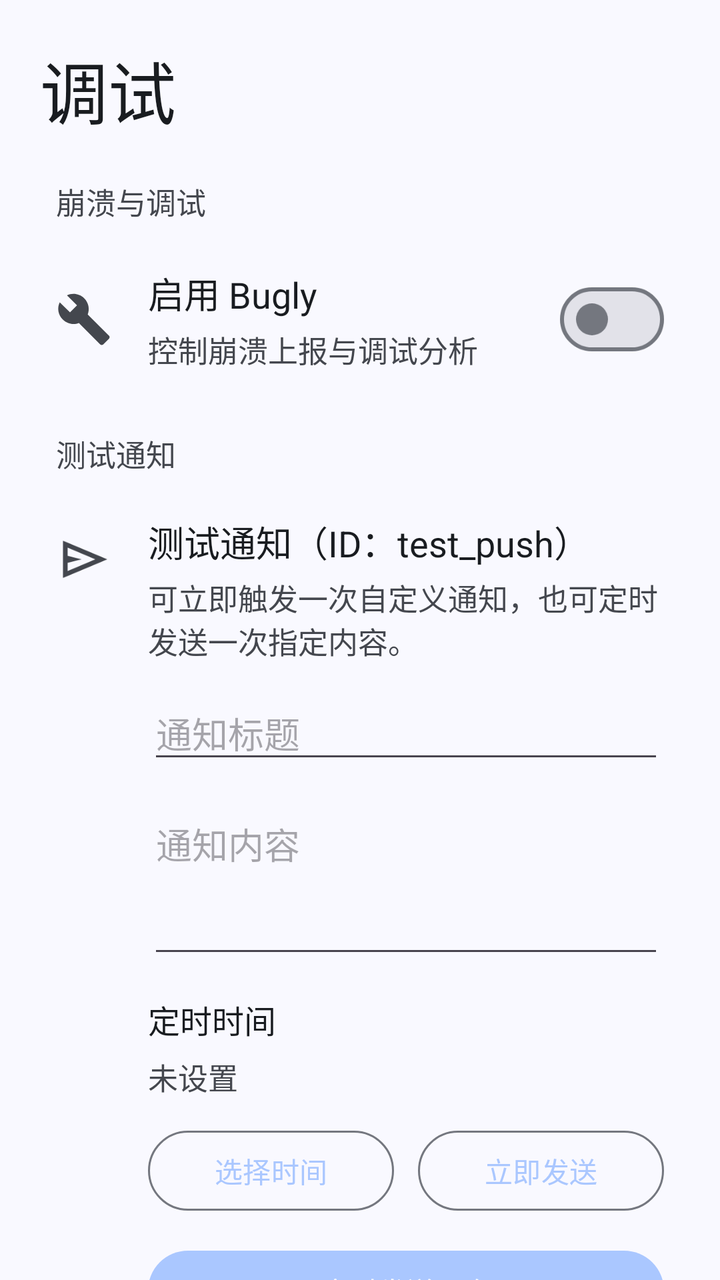
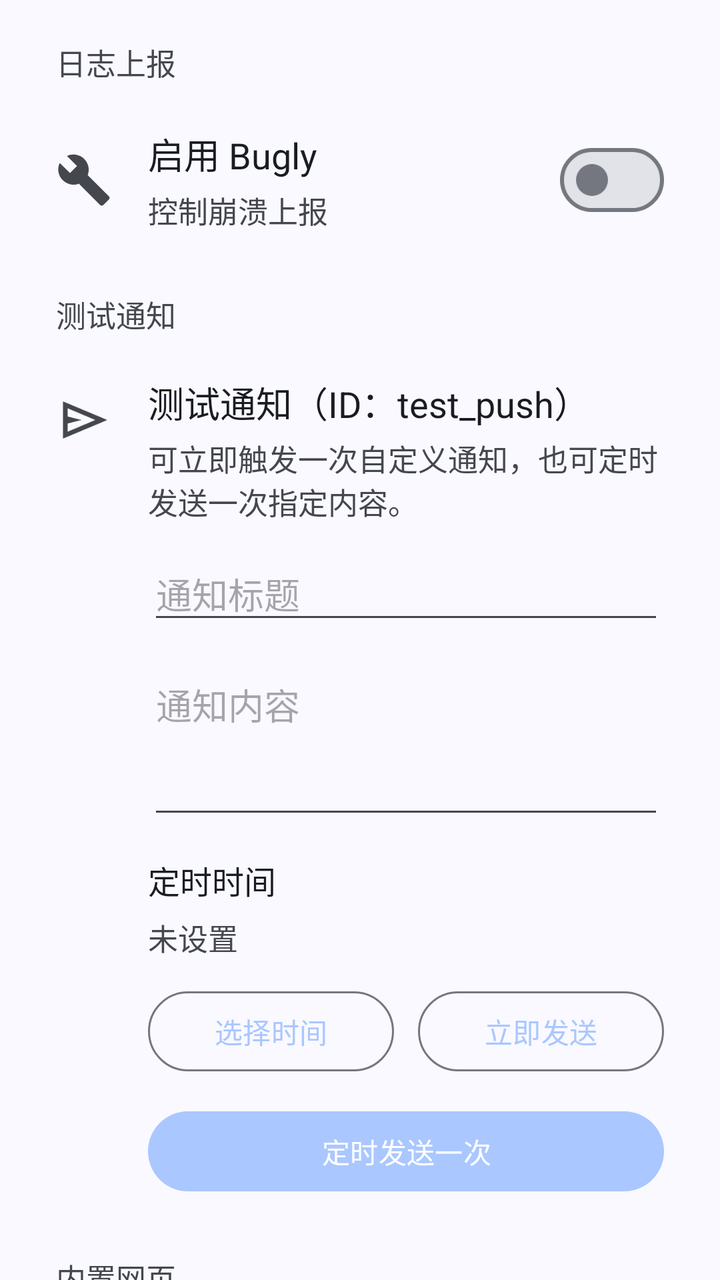

The first picture is an Android layout as it rendered before a commit; the second is the same layout after the commit. The layout source and the unified diff follow.
<!-- AndroidManifest.xml: application theme Theme.Simpfun -->
<!-- res/layout/fragment_debug.xml -->
<?xml version="1.0" encoding="utf-8"?>
<androidx.core.widget.NestedScrollView xmlns:android="http://schemas.android.com/apk/res/android"
    xmlns:app="http://schemas.android.com/apk/res-auto"
    android:id="@+id/scroll_debug"
    android:layout_width="match_parent"
    android:layout_height="match_parent"
    android:background="?attr/colorSurface"
    android:scrollbars="none">

    <LinearLayout
        android:layout_width="match_parent"
        android:layout_height="wrap_content"
        android:orientation="vertical"
        android:paddingStart="20dp"
        android:paddingTop="20dp"
        android:paddingEnd="20dp"
        android:paddingBottom="96dp">

        <TextView
            android:id="@+id/tv_debug_title"
            android:layout_width="wrap_content"
            android:layout_height="wrap_content"
            android:text="调试"
            android:textSize="34sp"
            android:textColor="?attr/colorOnSurface"
            android:layout_marginBottom="20dp" />

        <TextView
            android:layout_width="wrap_content"
            android:layout_height="wrap_content"
            android:text="崩溃与调试"
            android:textSize="15sp"
            android:textColor="?attr/colorOnSurfaceVariant"
            android:layout_marginStart="8dp"
            android:layout_marginBottom="10dp" />

        <LinearLayout
            android:layout_width="match_parent"
            android:layout_height="wrap_content"
            android:minHeight="76dp"
            android:orientation="horizontal"
            android:gravity="center_vertical"
            android:paddingHorizontal="8dp"
            android:paddingVertical="10dp">

            <ImageView
                android:layout_width="28dp"
                android:layout_height="28dp"
                android:layout_marginEnd="18dp"
                android:src="@drawable/ic_build_24"
                android:contentDescription="Bugly"
                app:tint="?attr/colorOnSurfaceVariant" />

            <LinearLayout
                android:layout_width="0dp"
                android:layout_height="wrap_content"
                android:layout_weight="1"
                android:orientation="vertical">

                <TextView
                    android:layout_width="wrap_content"
                    android:layout_height="wrap_content"
                    android:text="启用 Bugly"
                    android:textSize="18sp"
                    android:textColor="?attr/colorOnSurface" />

                <TextView
                    android:layout_width="wrap_content"
                    android:layout_height="wrap_content"
                    android:layout_marginTop="4dp"
                    android:text="控制崩溃上报与调试分析"
                    android:textSize="15sp"
                    android:textColor="?attr/colorOnSurfaceVariant" />
            </LinearLayout>

            <com.google.android.material.materialswitch.MaterialSwitch
                android:id="@+id/switch_bugly"
                android:layout_width="wrap_content"
                android:layout_height="wrap_content" />
        </LinearLayout>

        <TextView
            android:layout_width="wrap_content"
            android:layout_height="wrap_content"
            android:text="测试通知"
            android:textSize="15sp"
            android:textColor="?attr/colorOnSurfaceVariant"
            android:layout_marginStart="8dp"
            android:layout_marginTop="18dp"
            android:layout_marginBottom="10dp" />

        <LinearLayout
            android:layout_width="match_parent"
            android:layout_height="wrap_content"
            android:orientation="vertical"
            android:paddingHorizontal="8dp"
            android:paddingVertical="10dp">

            <LinearLayout
                android:layout_width="match_parent"
                android:layout_height="wrap_content"
                android:orientation="horizontal"
                android:gravity="top">

                <ImageView
                    android:layout_width="28dp"
                    android:layout_height="28dp"
                    android:layout_marginEnd="18dp"
                    android:layout_marginTop="8dp"
                    android:src="@drawable/ic_send"
                    android:contentDescription="测试通知"
                    app:tint="?attr/colorOnSurfaceVariant" />

                <LinearLayout
                    android:layout_width="0dp"
                    android:layout_height="wrap_content"
                    android:layout_weight="1"
                    android:orientation="vertical">

                    <TextView
                        android:layout_width="wrap_content"
                        android:layout_height="wrap_content"
                        android:text="测试通知（ID：test_push）"
                        android:textSize="18sp"
                        android:textColor="?attr/colorOnSurface" />

                    <TextView
                        android:layout_width="wrap_content"
                        android:layout_height="wrap_content"
                        android:layout_marginTop="4dp"
                        android:text="可立即触发一次自定义通知，也可定时发送一次指定内容。"
                        android:textSize="15sp"
                        android:textColor="?attr/colorOnSurfaceVariant" />

                    <EditText
                        android:id="@+id/et_notification_title"
                        android:layout_width="match_parent"
                        android:layout_height="wrap_content"
                        android:layout_marginTop="12dp"
                        android:hint="通知标题"
                        android:singleLine="true"
                        android:inputType="textCapSentences" />

                    <EditText
                        android:id="@+id/et_notification_content"
                        android:layout_width="match_parent"
                        android:layout_height="wrap_content"
                        android:layout_marginTop="12dp"
                        android:gravity="top|start"
                        android:hint="通知内容"
                        android:inputType="textCapSentences|textMultiLine"
                        android:minLines="3" />

                    <TextView
                        android:layout_width="wrap_content"
                        android:layout_height="wrap_content"
                        android:layout_marginTop="14dp"
                        android:text="定时时间"
                        android:textColor="?attr/colorOnSurface"
                        android:textSize="16sp" />

                    <TextView
                        android:id="@+id/tv_notification_time_value"
                        android:layout_width="wrap_content"
                        android:layout_height="wrap_content"
                        android:layout_marginTop="6dp"
                        android:text="未设置"
                        android:textColor="?attr/colorOnSurfaceVariant"
                        android:textSize="15sp" />

                    <LinearLayout
                        android:layout_width="match_parent"
                        android:layout_height="wrap_content"
                        android:layout_marginTop="12dp"
                        android:orientation="horizontal">

                        <com.google.android.material.button.MaterialButton
                            android:id="@+id/btn_pick_notification_time"
                            style="?attr/materialButtonOutlinedStyle"
                            android:layout_width="0dp"
                            android:layout_height="wrap_content"
                            android:layout_weight="1"
                            android:text="选择时间" />

                        <Space
                            android:layout_width="12dp"
                            android:layout_height="0dp" />

                        <com.google.android.material.button.MaterialButton
                            android:id="@+id/btn_send_test_notification"
                            style="?attr/materialButtonOutlinedStyle"
                            android:layout_width="0dp"
                            android:layout_height="wrap_content"
                            android:layout_weight="1"
                            android:text="立即发送" />
                    </LinearLayout>

                    <com.google.android.material.button.MaterialButton
                        android:id="@+id/btn_schedule_test_notification"
                        style="?attr/materialButtonStyle"
                        android:layout_width="match_parent"
                        android:layout_height="wrap_content"
                        android:layout_marginTop="12dp"
                        android:text="定时发送一次" />
                </LinearLayout>
            </LinearLayout>
        </LinearLayout>

        <TextView
            android:layout_width="wrap_content"
            android:layout_height="wrap_content"
            android:text="内置网页"
            android:textSize="15sp"
            android:textColor="?attr/colorOnSurfaceVariant"
            android:layout_marginStart="8dp"
            android:layout_marginTop="18dp"
            android:layout_marginBottom="10dp" />

        <LinearLayout
            android:layout_width="match_parent"
            android:layout_height="wrap_content"
            android:orientation="vertical"
            android:paddingHorizontal="8dp"
            android:paddingVertical="10dp">

            <LinearLayout
                android:layout_width="match_parent"
                android:layout_height="wrap_content"
                android:orientation="horizontal"
                android:gravity="top">

                <ImageView
                    android:layout_width="28dp"
                    android:layout_height="28dp"
                    android:layout_marginEnd="18dp"
                    android:layout_marginTop="8dp"
                    android:src="@drawable/ic_web"
                    android:contentDescription="SWebView"
                    app:tint="?attr/colorOnSurfaceVariant" />

                <LinearLayout
                    android:layout_width="0dp"
                    android:layout_height="wrap_content"
                    android:layout_weight="1"
                    android:orientation="vertical">

                    <TextView
                        android:layout_width="wrap_content"
                        android:layout_height="wrap_content"
                        android:text="SWebView URL"
                        android:textSize="18sp"
                        android:textColor="?attr/colorOnSurface" />

                    <TextView
                        android:layout_width="wrap_content"
                        android:layout_height="wrap_content"
                        android:layout_marginTop="4dp"
                        android:text="输入地址并在内置浏览器中打开"
                        android:textSize="15sp"
                        android:textColor="?attr/colorOnSurfaceVariant" />

                    <EditText
                        android:id="@+id/et_web_url"
                        android:layout_width="match_parent"
                        android:layout_height="wrap_content"
                        android:layout_marginTop="12dp"
                        android:hint="输入要打开的网址，例如 https://example.com"
                        android:inputType="textUri"
                        android:singleLine="true" />

                    <com.google.android.material.button.MaterialButton
                        android:id="@+id/btn_open_swebview"
                        style="?attr/materialButtonOutlinedStyle"
                        android:layout_width="wrap_content"
                        android:layout_height="wrap_content"
                        android:layout_marginTop="12dp"
                        android:text="打开 SWebView" />
                </LinearLayout>
            </LinearLayout>
        </LinearLayout>

        <TextView
            android:layout_width="wrap_content"
            android:layout_height="wrap_content"
            android:text="Token"
            android:textSize="15sp"
            android:textColor="?attr/colorOnSurfaceVariant"
            android:layout_marginStart="8dp"
            android:layout_marginTop="18dp"
            android:layout_marginBottom="10dp" />

        <LinearLayout
            android:layout_width="match_parent"
            android:layout_height="wrap_content"
            android:orientation="vertical"
            android:paddingHorizontal="8dp"
            android:paddingVertical="10dp">

            <LinearLayout
                android:layout_width="match_parent"
                android:layout_height="wrap_content"
                android:orientation="horizontal"
                android:gravity="top">

                <ImageView
                    android:layout_width="28dp"
                    android:layout_height="28dp"
                    android:layout_marginEnd="18dp"
                    android:layout_marginTop="8dp"
                    android:src="@drawable/ic_code"
                    android:contentDescription="Token"
                    app:tint="?attr/colorOnSurfaceVariant" />

                <LinearLayout
                    android:layout_width="0dp"
                    android:layout_height="wrap_content"
                    android:layout_weight="1"
                    android:orientation="vertical">

                    <TextView
                        android:layout_width="wrap_content"
                        android:layout_height="wrap_content"
                        android:text="访问 Token"
                        android:textSize="18sp"
                        android:textColor="?attr/colorOnSurface" />

                    <TextView
                        android:layout_width="wrap_content"
                        android:layout_height="wrap_content"
                        android:layout_marginTop="4dp"
                        android:text="保存或清空本地 Token 以便调试"
                        android:textSize="15sp"
                        android:textColor="?attr/colorOnSurfaceVariant" />

                    <EditText
                        android:id="@+id/et_token"
                        android:layout_width="match_parent"
                        android:layout_height="wrap_content"
                        android:layout_marginTop="12dp"
                        android:hint="输入 Token"
                        android:singleLine="true"
                        android:inputType="text" />

                    <LinearLayout
                        android:layout_width="match_parent"
                        android:layout_height="wrap_content"
                        android:layout_marginTop="12dp"
                        android:orientation="horizontal">

                        <com.google.android.material.button.MaterialButton
                            android:id="@+id/btn_save_token"
                            style="?attr/materialButtonOutlinedStyle"
                            android:layout_width="0dp"
                            android:layout_height="wrap_content"
                            android:layout_weight="1"
                            android:text="保存" />

                        <Space
                            android:layout_width="12dp"
                            android:layout_height="0dp" />

                        <com.google.android.material.button.MaterialButton
                            android:id="@+id/btn_clear_token"
                            style="?attr/materialButtonOutlinedStyle"
                            android:layout_width="0dp"
                            android:layout_height="wrap_content"
                            android:layout_weight="1"
                            android:text="清空" />
                    </LinearLayout>
                </LinearLayout>
            </LinearLayout>
        </LinearLayout>
    </LinearLayout>
</androidx.core.widget.NestedScrollView>
<!-- resources referenced by this layout -->
<resources>
  <!-- drawable ic_code (drawable) -->
  <vector xmlns:android="http://schemas.android.com/apk/res/android"
      android:width="24dp"
      android:height="24dp"
      android:viewportWidth="24"
      android:viewportHeight="24">
    <path
        android:fillColor="@android:color/white"
        android:pathData="M9.4,16.6L4.8,12l4.6,-4.6L8,6l-6,6 6,6 1.4,-1.4zm5.2,0l4.6,-4.6 -4.6,-4.6L16,6l6,6 -6,6 -1.4,-1.4z"/>
  </vector>
  <!-- drawable ic_send (drawable) -->
  <vector xmlns:android="http://schemas.android.com/apk/res/android"
      android:width="24dp"
      android:height="24dp"
      android:viewportWidth="960"
      android:viewportHeight="960">
    <path
        android:pathData="M120,800v-640l760,320 -760,320ZM200,680 L674,480 200,280v140l240,60 -240,60v140ZM200,680v-400,400Z"
        android:fillColor="#1f1f1f"/>
  </vector>
  <color name="md_theme_primary">#AAC7FF</color>
  <color name="md_theme_onPrimary">#FFFFFF</color>
  <color name="md_theme_primaryContainer">#D6E3FF</color>
  <color name="md_theme_onPrimaryContainer">#284777</color>
  <color name="md_theme_secondary">#565F71</color>
  <color name="md_theme_onSecondary">#FFFFFF</color>
  <color name="md_theme_secondaryContainer">#DAE2F9</color>
  <color name="md_theme_onSecondaryContainer">#3E4759</color>
  <color name="md_theme_tertiary">#705575</color>
  <color name="md_theme_onTertiary">#FFFFFF</color>
  <color name="md_theme_tertiaryContainer">#FAD8FD</color>
  <color name="md_theme_onTertiaryContainer">#573E5C</color>
  <color name="md_theme_error">#BA1A1A</color>
  <color name="md_theme_onError">#FFFFFF</color>
  <color name="md_theme_errorContainer">#FFDAD6</color>
  <color name="md_theme_onErrorContainer">#93000A</color>
  <color name="md_theme_background">#F9F9FF</color>
  <color name="md_theme_onBackground">#191C20</color>
  <color name="md_theme_surface">#F9F9FF</color>
  <color name="md_theme_onSurface">#191C20</color>
  <color name="md_theme_surfaceVariant">#E0E2EC</color>
  <color name="md_theme_onSurfaceVariant">#44474E</color>
  <color name="md_theme_outline">#74777F</color>
  <color name="md_theme_outlineVariant">#C4C6D0</color>
  <color name="md_theme_inverseSurface">#2E3036</color>
  <color name="md_theme_inverseOnSurface">#F0F0F7</color>
  <color name="md_theme_inversePrimary">#AAC7FF</color>
  <color name="md_theme_primaryFixed">#D6E3FF</color>
  <color name="md_theme_onPrimaryFixed">#001B3E</color>
  <color name="md_theme_primaryFixedDim">#AAC7FF</color>
  <color name="md_theme_onPrimaryFixedVariant">#284777</color>
  <color name="md_theme_secondaryFixed">#DAE2F9</color>
  <color name="md_theme_onSecondaryFixed">#131C2B</color>
  <color name="md_theme_secondaryFixedDim">#BEC6DC</color>
  <color name="md_theme_onSecondaryFixedVariant">#3E4759</color>
  <color name="md_theme_tertiaryFixed">#FAD8FD</color>
  <color name="md_theme_onTertiaryFixed">#28132E</color>
  <color name="md_theme_tertiaryFixedDim">#DDBCE0</color>
  <color name="md_theme_onTertiaryFixedVariant">#573E5C</color>
  <color name="md_theme_surfaceDim">#D9D9E0</color>
  <color name="md_theme_surfaceBright">#F9F9FF</color>
  <color name="md_theme_surfaceContainerLowest">#FFFFFF</color>
  <color name="md_theme_surfaceContainerLow">#F3F3FA</color>
  <color name="md_theme_surfaceContainer">#EDEDF4</color>
  <color name="md_theme_surfaceContainerHigh">#E7E8EE</color>
  <color name="md_theme_surfaceContainerHighest">#E2E2E9</color>
  <style name="ThemeOverlay.Simpfun.BottomSheet" parent="ThemeOverlay.MaterialComponents.BottomSheetDialog" />
  <!-- unchanged entries left out for length: 3 -->
</resources>

<!-- the commit's change to res/layout/fragment_debug.xml (unified diff, before → after) -->
@@ -17,18 +17,9 @@
         android:paddingBottom="96dp">
 
         <TextView
-            android:id="@+id/tv_debug_title"
             android:layout_width="wrap_content"
             android:layout_height="wrap_content"
-            android:text="调试"
-            android:textSize="34sp"
-            android:textColor="?attr/colorOnSurface"
-            android:layout_marginBottom="20dp" />
-
-        <TextView
-            android:layout_width="wrap_content"
-            android:layout_height="wrap_content"
-            android:text="崩溃与调试"
+            android:text="日志上报"
             android:textSize="15sp"
             android:textColor="?attr/colorOnSurfaceVariant"
             android:layout_marginStart="8dp"
@@ -68,7 +59,7 @@
                     android:layout_width="wrap_content"
                     android:layout_height="wrap_content"
                     android:layout_marginTop="4dp"
-                    android:text="控制崩溃上报与调试分析"
+                    android:text="控制崩溃上报"
                     android:textSize="15sp"
                     android:textColor="?attr/colorOnSurfaceVariant" />
             </LinearLayout>
